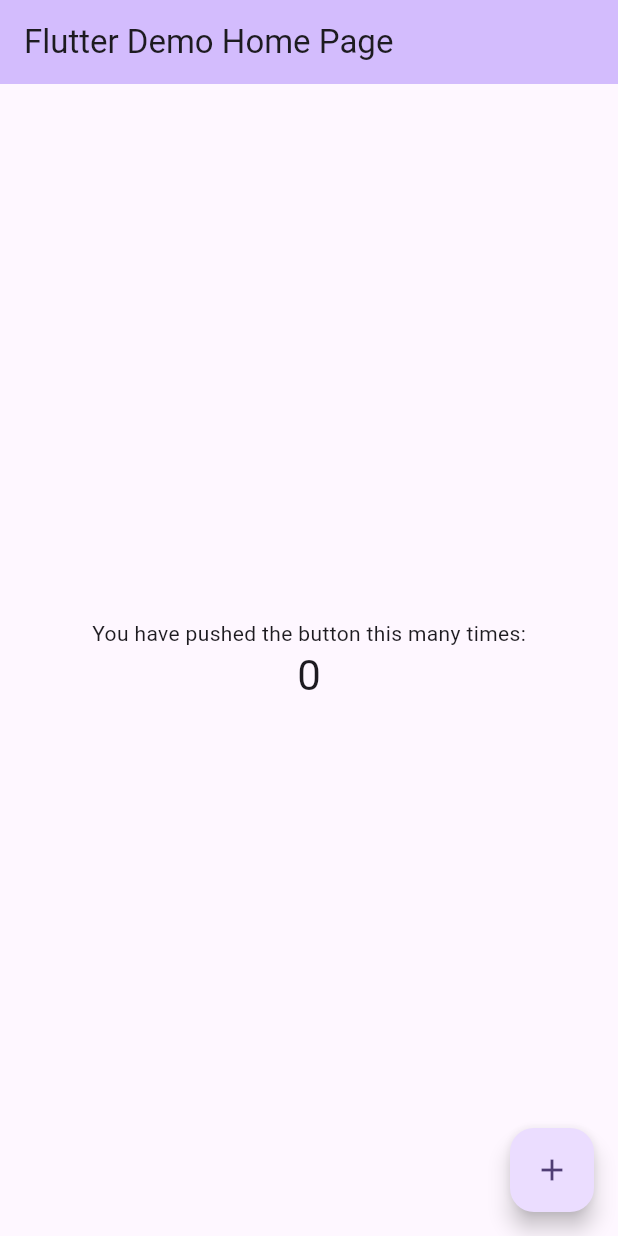
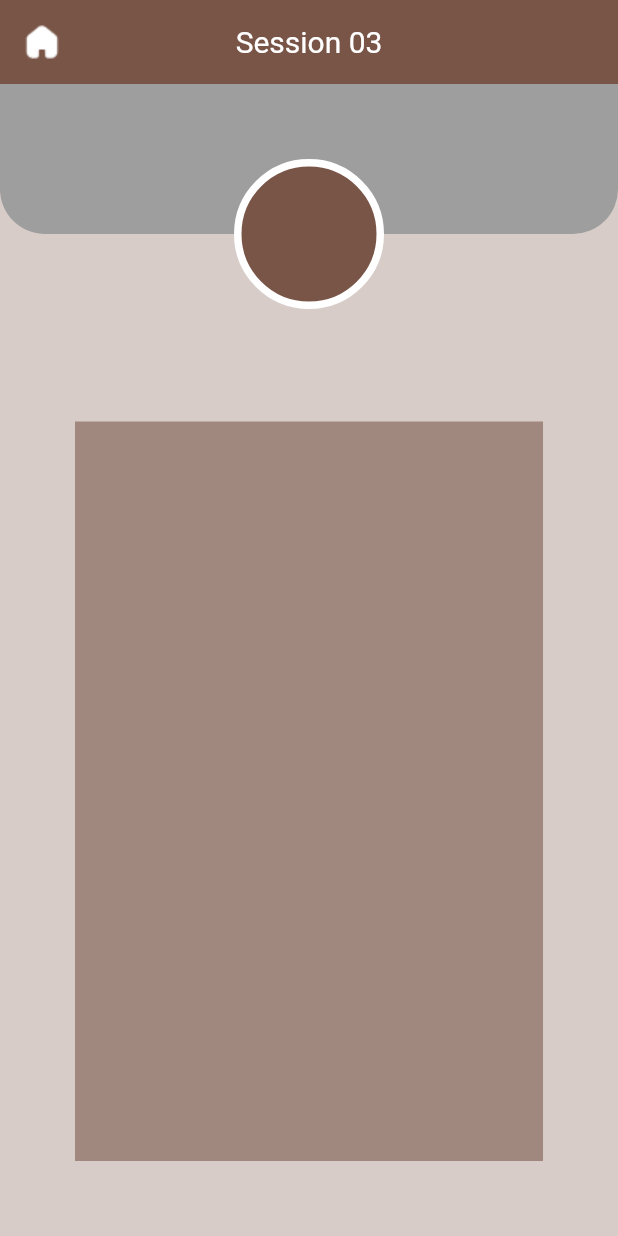
Before and after one commit to Joseph-Gayed/DepiFlutterSessions24, a Flutter app: the screen it shows after launch, on a phone screen of 412 x 824 dp. Run offline on Flutter 3.47's test engine with Material 3 defaults, Android fonts, the phone set to English and light mode, and no system bars.

Commit message:
Session03: ListView,GridView,Stack

```diff
--- /dev/null
+++ b/lib/common_widgets/custom_app_bar.dart
@@ -0,0 +1,30 @@
+import 'package:flutter/material.dart';
+
+import '../utils/app_consts.dart';
+
+
+class MyAppBar extends StatelessWidget implements PreferredSizeWidget {
+  final String title;
+
+  const MyAppBar({super.key, required this.title});
+
+  @override
+  Widget build(BuildContext context) {
+    return AppBar(
+      centerTitle: true,
+      backgroundColor: Colors.brown,
+      leading: Image.asset(
+        '${assetsImagesPath}ic_home.png',
+        color: Colors.white,
+      ),
+      title: Text(
+        title,
+        style: const TextStyle(color: Colors.white, fontSize: 20),
+      ),
+    );
+  }
+
+  @override
+  final Size preferredSize =
+      const Size.fromHeight(56); // default is 56.0 .. > ;
+}
--- a/lib/main.dart
+++ b/lib/main.dart
@@ -1,4 +1,6 @@
 import 'package:flutter/material.dart';
+
+import 'session_03.dart';
 
 void main() {
   runApp(const MyApp());
@@ -10,116 +12,9 @@
   // This widget is the root of your application.
   @override
   Widget build(BuildContext context) {
-    return MaterialApp(
-      title: 'Flutter Demo',
-      theme: ThemeData(
-        // This is the theme of your application.
-        //
-        // TRY THIS: Try running your application with "flutter run". You'll see
-        // the application has a purple toolbar. Then, without quitting the app,
-        // try changing the seedColor in the colorScheme below to Colors.green
-        // and then invoke "hot reload" (save your changes or press the "hot
-        // reload" button in a Flutter-supported IDE, or press "r" if you used
-        // the command line to start the app).
-        //
-        // Notice that the counter didn't reset back to zero; the application
-        // state is not lost during the reload. To reset the state, use hot
-        // restart instead.
-        //
-        // This works for code too, not just values: Most code changes can be
-        // tested with just a hot reload.
-        colorScheme: ColorScheme.fromSeed(seedColor: Colors.deepPurple),
-        useMaterial3: true,
-      ),
-      home: const MyHomePage(title: 'Flutter Demo Home Page'),
+    return const MaterialApp(
+      debugShowCheckedModeBanner: false,
+      home: Session03(),
     );
   }
 }
-
-class MyHomePage extends StatefulWidget {
-  const MyHomePage({super.key, required this.title});
-
-  // This widget is the home page of your application. It is stateful, meaning
-  // that it has a State object (defined below) that contains fields that affect
-  // how it looks.
-
-  // This class is the configuration for the state. It holds the values (in this
-  // case the title) provided by the parent (in this case the App widget) and
-  // used by the build method of the State. Fields in a Widget subclass are
-  // always marked "final".
-
-  final String title;
-
-  @override
-  State<MyHomePage> createState() => _MyHomePageState();
-}
-
-class _MyHomePageState extends State<MyHomePage> {
-  int _counter = 0;
-
-  void _incrementCounter() {
-    setState(() {
-      // This call to setState tells the Flutter framework that something has
-      // changed in this State, which causes it to rerun the build method below
-      // so that the display can reflect the updated values. If we changed
-      // _counter without calling setState(), then the build method would not be
-      // called again, and so nothing would appear to happen.
-      _counter++;
-    });
-  }
-
-  @override
-  Widget build(BuildContext context) {
-    // This method is rerun every time setState is called, for instance as done
-    // by the _incrementCounter method above.
-    //
-    // The Flutter framework has been optimized to make rerunning build methods
-    // fast, so that you can just rebuild anything that needs updating rather
-    // than having to individually change instances of widgets.
-    return Scaffold(
-      appBar: AppBar(
-        // TRY THIS: Try changing the color here to a specific color (to
-        // Colors.amber, perhaps?) and trigger a hot reload to see the AppBar
-        // change color while the other colors stay the same.
-        backgroundColor: Theme.of(context).colorScheme.inversePrimary,
-        // Here we take the value from the MyHomePage object that was created by
-        // the App.build method, and use it to set our appbar title.
-        title: Text(widget.title),
-      ),
-      body: Center(
-        // Center is a layout widget. It takes a single child and positions it
-        // in the middle of the parent.
-        child: Column(
-          // Column is also a layout widget. It takes a list of children and
-          // arranges them vertically. By default, it sizes itself to fit its
-          // children horizontally, and tries to be as tall as its parent.
-          //
-          // Column has various properties to control how it sizes itself and
-          // how it positions its children. Here we use mainAxisAlignment to
-          // center the children vertically; the main axis here is the vertical
-          // axis because Columns are vertical (the cross axis would be
-          // horizontal).
-          //
-          // TRY THIS: Invoke "debug painting" (choose the "Toggle Debug Paint"
-          // action in the IDE, or press "p" in the console), to see the
-          // wireframe for each widget.
-          mainAxisAlignment: MainAxisAlignment.center,
-          children: <Widget>[
-            const Text(
-              'You have pushed the button this many times:',
-            ),
-            Text(
-              '$_counter',
-              style: Theme.of(context).textTheme.headlineMedium,
-            ),
-          ],
-        ),
-      ),
-      floatingActionButton: FloatingActionButton(
-        onPressed: _incrementCounter,
-        tooltip: 'Increment',
-        child: const Icon(Icons.add),
-      ), // This trailing comma makes auto-formatting nicer for build methods.
-    );
-  }
-}
--- /dev/null
+++ b/lib/session_03.dart
@@ -0,0 +1,37 @@
+import 'package:flutter/material.dart';
+import 'package:flutter_session_03/listview_demo.dart';
+import 'package:flutter_session_03/stack_demo.dart';
+
+import 'common_widgets/custom_app_bar.dart';
+import 'gridview_demo.dart';
+import 'utils/column_row_demo.dart';
+
+class Session03 extends StatelessWidget {
+  const Session03({super.key});
+
+  @override
+  Widget build(BuildContext context) {
+    return Scaffold(
+      appBar: const MyAppBar(title: 'Session 03'),
+      body: screenContent(),
+    );
+  }
+
+  Widget screenContent() {
+    return Container(
+      width: double.infinity,
+      color: Colors.brown[100],
+      // child: columnDemo(),
+      // child: listViewReplaceColumnDemo(),
+      // child: listViewBuilderDemo(),
+      // child: listViewBuilderListTileDemo(),
+      // child: listViewSeparatedDemo(),
+      // child: nestedListViewDemo(),
+      // child: gridViewCountDemo(),
+      // child: gridViewBuilderDemo(),
+      // child: stackDemo(),
+      // child: stackPositionedDemo(),
+      child: stackPositionedProfileDemo(),
+    );
+  }
+}
--- /dev/null
+++ b/lib/stack_demo.dart
@@ -0,0 +1,115 @@
+import 'package:flutter/material.dart';
+
+Widget stackDemo() {
+  return Stack(
+    children: <Widget>[
+      Container(
+        width: 300,
+        height: 300,
+        color: Colors.red,
+      ),
+      Container(
+        width: 200,
+        height: 200,
+        color: Colors.green,
+      ),
+      Container(
+        width: 100,
+        height: 100,
+        color: Colors.blue,
+      ),
+    ],
+  );
+}
+
+Widget stackPositionedDemo() {
+  return Center(
+    child: Container(
+      color: Colors.blue[200],
+      width: 300,
+      height: 300,
+      child: Stack(
+        children: <Widget>[
+          Positioned(
+            top: 50,
+            bottom: 50,
+            left: 50,
+            right: 50,
+            child: Container(
+              width: 1,
+              height: 1,
+              color: Colors.red,
+            ),
+          ),
+          Positioned(
+            bottom: 25,
+            right: 25,
+            child: Container(
+              width: 70,
+              height: 70,
+              color: Colors.green,
+            ),
+          ),
+          Positioned(
+            left: 25,
+            top: 25,
+            child: Container(
+              width: 40,
+              height: 40,
+              color: Colors.blue,
+            ),
+          ),
+        ],
+      ),
+    ),
+  );
+}
+
+Widget stackPositionedProfileDemo() {
+  return Column(
+    children: [
+      SizedBox(
+        width: double.infinity,
+        height: 155,
+        child: Stack(
+          children: <Widget>[
+            //Rectangle
+            Container(
+              width: double.infinity,
+              height: 100,
+              decoration: const BoxDecoration(
+                  color: Colors.grey,
+                  borderRadius:
+                      BorderRadius.vertical(bottom: Radius.circular(30))),
+            ),
+
+            //Circle
+            Positioned(
+                top: 50,
+                left: 0,
+                right: 0,
+                child: Container(
+                  width: 100,
+                  height: 100,
+                  decoration:  BoxDecoration(
+                    color: Colors.brown,
+                    border: Border.all(color: Colors.white,width: 5),
+                    shape: BoxShape.circle,
+                  ),
+                )),
+          ],
+        ),
+      ),
+
+      const SizedBox(
+        height: 20,
+      ),
+
+      Expanded(
+          child: Container(
+        margin: const EdgeInsets.all(50),
+        color: Colors.brown[300],
+      ))
+    ],
+  );
+}
--- /dev/null
+++ b/lib/utils/app_consts.dart
@@ -0,0 +1,3 @@
+const assetsImagesPath = "assets/images/";
+var randomImageUrl =
+    "https://picsum.photos/4000/4000?random=${DateTime.now().millisecondsSinceEpoch}";
```
Also changed, not shown: lib/gridview_demo.dart (added, +38 -0 lines), lib/listview_demo.dart (added, +156 -0 lines), lib/user.dart (added, +53 -0 lines), lib/utils/column_row_demo.dart (added, +53 -0 lines), pubspec.yaml (+5 -60 lines), assets/images/ic_home.png (added), assets/images/ic_loading.gif (added), assets/images/image_sample.jpg (added), assets/images/profile.png (added), 1 other file.
